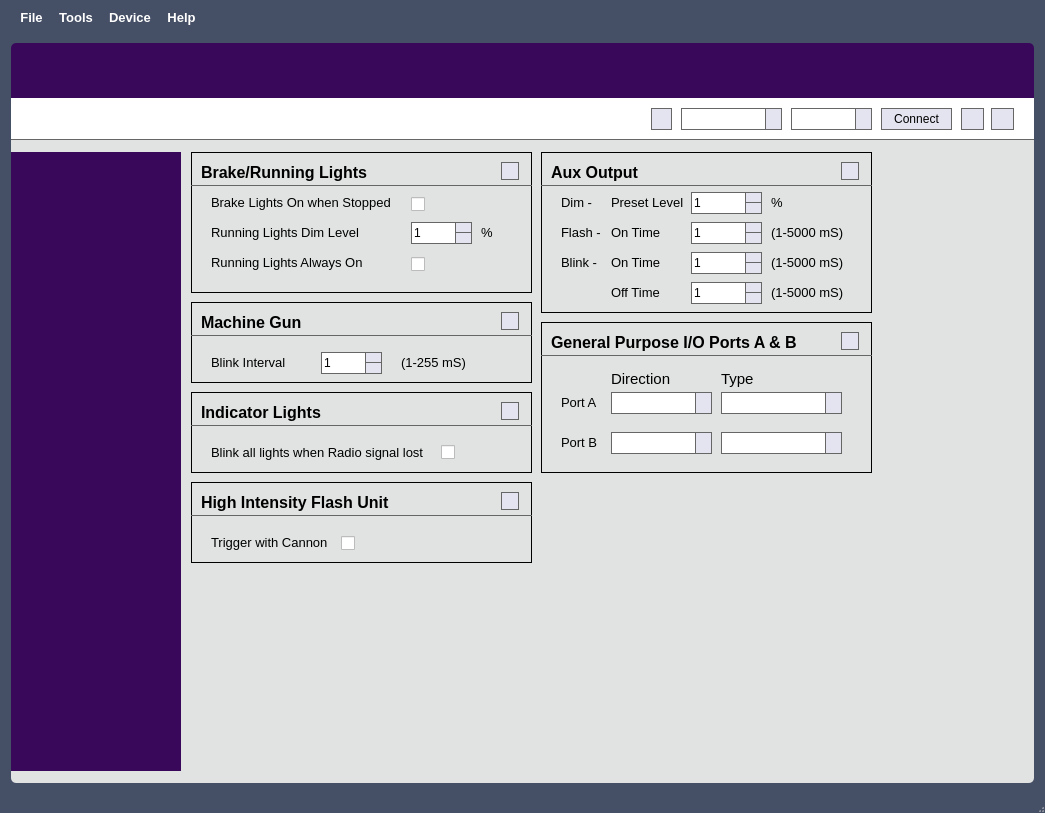
OpenPanzerProject/OP-Config, file mainwindow.ui: the form before one commit.
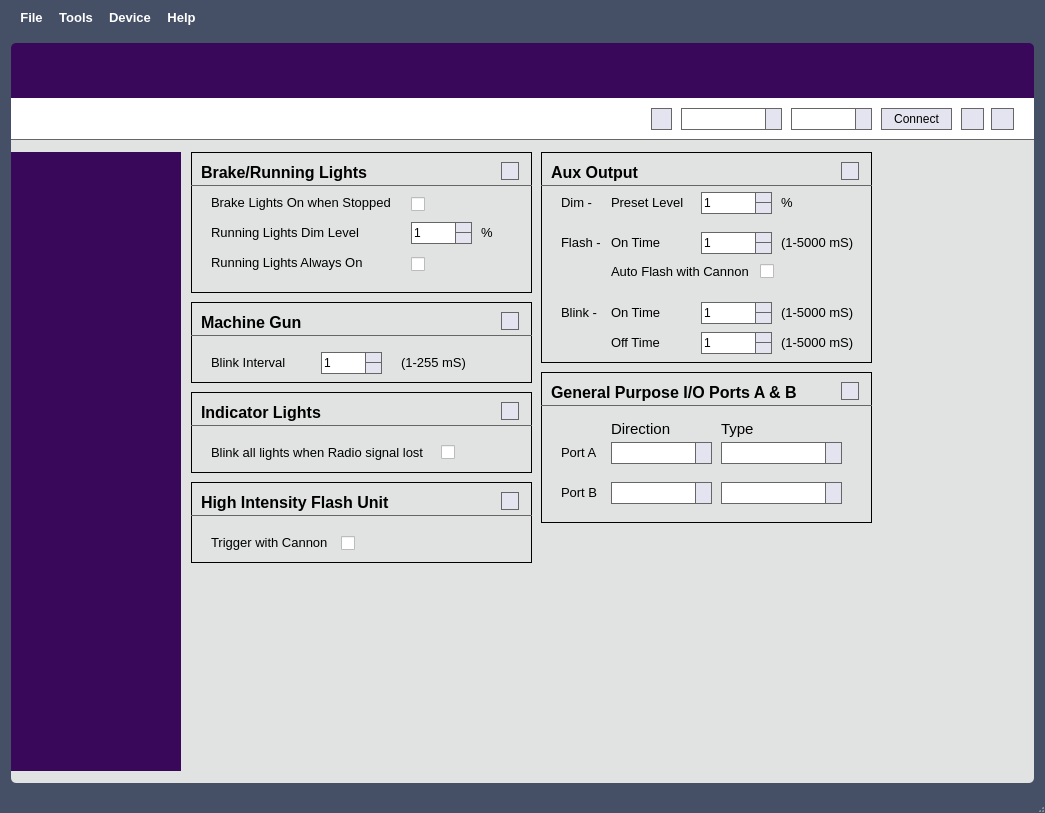
The form after the commit. The open tabs and pages were chosen to show the change. Icons and pictures are not drawn. Custom widgets are drawn as their Qt base class.

Commit message: Add option to automatically flash Aux light output when cannon is fired. This negates the need to assign a trigger to the Aux Flash function (though one still can). Also all tab orders were set. Version increased to 0.91.01

Patch:
```diff
--- a/mainwindow.ui
+++ b/mainwindow.ui
@@ -6392,7 +6392,7 @@
                 <property name="geometry">
                  <rect>
                   <x>360</x>
-                  <y>170</y>
+                  <y>220</y>
                   <width>331</width>
                   <height>151</height>
                  </rect>
@@ -6596,7 +6596,7 @@
                   <x>360</x>
                   <y>0</y>
                   <width>331</width>
-                  <height>161</height>
+                  <height>211</height>
                  </rect>
                 </property>
                 <property name="frameShape">
@@ -6668,7 +6668,7 @@
                  <property name="geometry">
                   <rect>
                    <x>20</x>
-                   <y>100</y>
+                   <y>150</y>
                    <width>51</width>
                    <height>21</height>
                   </rect>
@@ -6688,7 +6688,7 @@
                  <property name="geometry">
                   <rect>
                    <x>70</x>
-                   <y>100</y>
+                   <y>150</y>
                    <width>61</width>
                    <height>21</height>
                   </rect>
@@ -6706,8 +6706,8 @@
                 <widget class="QSpinBox" name="spinAuxBlinkOn_mS">
                  <property name="geometry">
                   <rect>
-                   <x>150</x>
-                   <y>100</y>
+                   <x>160</x>
+                   <y>150</y>
                    <width>71</width>
                    <height>22</height>
                   </rect>
@@ -6722,8 +6722,8 @@
                 <widget class="QLabel" name="label_102">
                  <property name="geometry">
                   <rect>
-                   <x>230</x>
-                   <y>100</y>
+                   <x>240</x>
+                   <y>150</y>
                    <width>81</width>
                    <height>21</height>
                   </rect>
@@ -6740,8 +6740,8 @@
                 <widget class="QLabel" name="label_103">
                  <property name="geometry">
                   <rect>
-                   <x>230</x>
-                   <y>130</y>
+                   <x>240</x>
+                   <y>180</y>
                    <width>81</width>
                    <height>21</height>
                   </rect>
@@ -6759,7 +6759,7 @@
                  <property name="geometry">
                   <rect>
                    <x>70</x>
-                   <y>130</y>
+                   <y>180</y>
                    <width>61</width>
                    <height>21</height>
                   </rect>
@@ -6776,8 +6776,8 @@
                 <widget class="QSpinBox" name="spinAuxBlinkOff_mS">
                  <property name="geometry">
                   <rect>
-                   <x>150</x>
-                   <y>130</y>
+                   <x>160</x>
+                   <y>180</y>
                    <width>71</width>
                    <height>22</height>
                   </rect>
@@ -6810,7 +6810,7 @@
                 <widget class="QSpinBox" name="spinAuxPresetDim">
                  <property name="geometry">
                   <rect>
-                   <x>150</x>
+                   <x>160</x>
                    <y>40</y>
                    <width>71</width>
                    <height>22</height>
@@ -6826,7 +6826,7 @@
                 <widget class="QLabel" name="label_90">
                  <property name="geometry">
                   <rect>
-                   <x>230</x>
+                   <x>240</x>
                    <y>40</y>
                    <width>21</width>
                    <height>21</height>
@@ -6845,7 +6845,7 @@
                  <property name="geometry">
                   <rect>
                    <x>20</x>
-                   <y>70</y>
+                   <y>80</y>
                    <width>51</width>
                    <height>21</height>
                   </rect>
@@ -6864,8 +6864,8 @@
                 <widget class="QLabel" name="label_123">
                  <property name="geometry">
                   <rect>
-                   <x>230</x>
-                   <y>70</y>
+                   <x>240</x>
+                   <y>80</y>
                    <width>81</width>
                    <height>21</height>
                   </rect>
@@ -6882,8 +6882,8 @@
                 <widget class="QSpinBox" name="spinAuxFlash_mS">
                  <property name="geometry">
                   <rect>
-                   <x>150</x>
-                   <y>70</y>
+                   <x>160</x>
+                   <y>80</y>
                    <width>71</width>
                    <height>22</height>
                   </rect>
@@ -6899,7 +6899,7 @@
                  <property name="geometry">
                   <rect>
                    <x>70</x>
-                   <y>70</y>
+                   <y>80</y>
                    <width>61</width>
                    <height>21</height>
                   </rect>
@@ -6932,6 +6932,39 @@
                   <string>Preset Level</string>
                  </property>
                 </widget>
+                <widget class="QLabel" name="label_161">
+                 <property name="geometry">
+                  <rect>
+                   <x>70</x>
+                   <y>109</y>
+                   <width>141</width>
+                   <height>21</height>
+                  </rect>
+                 </property>
+                 <property name="font">
+                  <font>
+                   <pointsize>10</pointsize>
+                   <weight>50</weight>
+                   <bold>false</bold>
+                  </font>
+                 </property>
+                 <property name="text">
+                  <string>Auto Flash with Cannon</string>
+                 </property>
+                </widget>
+                <widget class="QCheckBox" name="chkAuxFlashWithCannon">
+                 <property name="geometry">
+                  <rect>
+                   <x>219</x>
+                   <y>110</y>
+                   <width>21</width>
+                   <height>18</height>
+                  </rect>
+                 </property>
+                 <property name="text">
+                  <string/>
+                 </property>
+                </widget>
                </widget>
                <widget class="FrameContent" name="frmMachineGun">
                 <property name="geometry">
```
Left out of the diff: 264 changed lines with no effect on the pictures. The commit also changes 9 other files.
